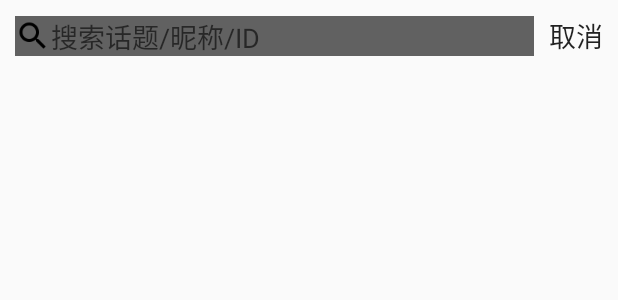
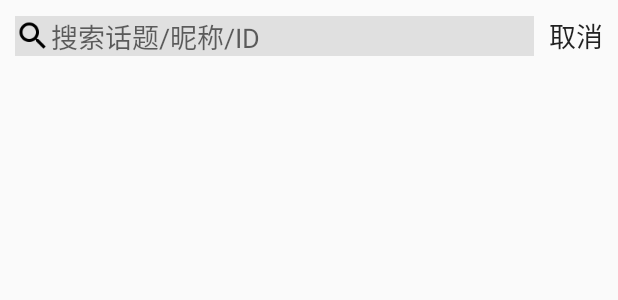
Before and after one commit to zhangwade/MilkBottle, an Android app: the layout activity_search.xml on its own in the app's theme, with its tools: preview values and no code run, on a phone screen of 412 x 824 dp. Shown: the top 300 px of the screen. Run offline under Robolectric (Android 15) with nearby library versions, the phone set to English and light mode, and no system bars.

Commit message:
WadeZhang 2017.4.14

```diff
--- a/app/src/main/AndroidManifest.xml
+++ b/app/src/main/AndroidManifest.xml
@@ -14,6 +14,8 @@
             </intent-filter>
         </activity>
 
+        <activity android:name=".search.SearchActivity"/>
+
     </application>
 
 </manifest>
--- a/app/src/main/res/layout/activity_search.xml
+++ b/app/src/main/res/layout/activity_search.xml
@@ -1,6 +1,8 @@
 <?xml version="1.0" encoding="utf-8"?>
 <LinearLayout xmlns:android="http://schemas.android.com/apk/res/android"
-    android:orientation="vertical" android:layout_width="match_parent"
+    xmlns:app="http://schemas.android.com/apk/res-auto"
+    android:orientation="vertical"
+    android:layout_width="match_parent"
     android:layout_height="match_parent">
 
     <LinearLayout
@@ -13,24 +15,30 @@
             android:layout_width="wrap_content"
             android:layout_height="wrap_content"
             android:drawableLeft="@mipmap/search"
-            android:background="@color/dayNavigationColor"
+            android:background="@color/dayDividerColor"
             android:layout_marginRight="10dp"
             android:hint="搜索话题/昵称/ID"
+            style="@android:style/TextAppearance.Medium"
             android:layout_weight="1"/>
         <TextView
             android:layout_width="wrap_content"
             android:layout_height="wrap_content"
             android:gravity="center"
             style="@android:style/TextAppearance.Medium"
+            android:id="@+id/activity_search_text_cancel"
             android:text="取消"/>
     </LinearLayout>
 
     <android.support.design.widget.TabLayout
         android:layout_width="match_parent"
-        android:layout_height="wrap_content"/>
+        android:layout_height="wrap_content"
+        app:tabTextColor="@color/textColorFirst"
+        app:tabSelectedTextColor="@color/accentColor"
+        android:id="@+id/activity_search_tab"/>
 
     <android.support.v4.view.ViewPager
         android:layout_width="match_parent"
         android:layout_height="wrap_content"
-        android:layout_weight="1"/>
+        android:layout_weight="1"
+        android:id="@+id/activity_search_viewpager"/>
 </LinearLayout>
--- a/app/src/main/res/layout/fragment_post.xml
+++ b/app/src/main/res/layout/fragment_post.xml
@@ -47,7 +47,8 @@
 
         <ImageButton android:layout_height="wrap_content"
             android:layout_width="wrap_content"
-            android:background="@mipmap/search"/>
+            android:background="@mipmap/search"
+            android:id="@+id/fragment_post_imagebn_search"/>
     </LinearLayout>
 
     <TextView android:layout_height="0.5dp"
```
Also changed, not shown: app/src/main/java/com/wadezhang/milkbottle/post/PostFindFragment.java (added, +33 -0 lines), app/src/main/java/com/wadezhang/milkbottle/post/PostFragment.java (+16 -23 lines), app/src/main/java/com/wadezhang/milkbottle/post/PostFriendFragment.java (added, +33 -0 lines), app/src/main/java/com/wadezhang/milkbottle/post/PostViewPagerAdapter.java (added, +31 -0 lines), app/src/main/java/com/wadezhang/milkbottle/search/SearchActivity.java (added, +65 -0 lines), app/src/main/java/com/wadezhang/milkbottle/search/SearchThemeFragment.java (renamed from app/src/main/java/com/wadezhang/milkbottle/post/ViewPagerFindFragment.java, +8 -8 lines), app/src/main/java/com/wadezhang/milkbottle/search/SearchUserFragment.java (renamed from app/src/main/java/com/wadezhang/milkbottle/post/ViewPagerFriendFragment.java, +8 -7 lines), app/src/main/java/com/wadezhang/milkbottle/search/SearchViewPagerAdapter.java (added, +43 -0 lines).
